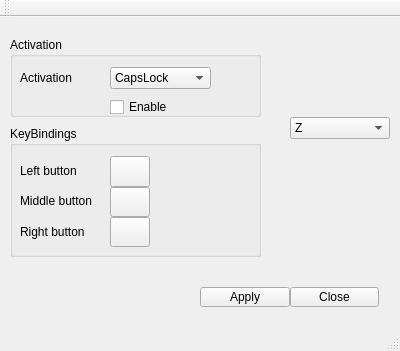
The window that xmkeys.ui (AlexZ005/xmkeys) describes before a commit, drawn with Qt 5.
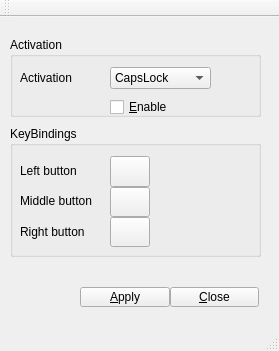
The same window after the commit.

What changed in the file:
```diff
--- a/xmkeys.ui
+++ b/xmkeys.ui
@@ -6,7 +6,7 @@
    <rect>
     <x>0</x>
     <y>0</y>
-    <width>400</width>
+    <width>279</width>
     <height>351</height>
    </rect>
   </property>
@@ -64,7 +64,7 @@
       </rect>
      </property>
      <property name="text">
-      <string>Enable</string>
+      <string>&amp;Enable</string>
      </property>
     </widget>
    </widget>
@@ -162,49 +162,29 @@
    <widget class="QPushButton" name="applyButton">
     <property name="geometry">
      <rect>
-      <x>200</x>
+      <x>80</x>
       <y>270</y>
       <width>90</width>
       <height>20</height>
      </rect>
     </property>
     <property name="text">
-     <string>Apply</string>
+     <string>&amp;Apply</string>
     </property>
    </widget>
    <widget class="QPushButton" name="closeButton">
     <property name="geometry">
      <rect>
-      <x>290</x>
+      <x>170</x>
       <y>270</y>
       <width>89</width>
       <height>20</height>
      </rect>
     </property>
     <property name="text">
-     <string>Close</string>
+     <string>&amp;Close</string>
     </property>
    </widget>
-   <widget class="QComboBox" name="leftButtonComboBox">
-    <property name="geometry">
-     <rect>
-      <x>290</x>
-      <y>100</y>
-      <width>100</width>
-      <height>22</height>
-     </rect>
-    </property>
-    <item>
-     <property name="text">
-      <string>Z</string>
-     </property>
-    </item>
-    <item>
-     <property name="text">
-      <string>X</string>
-     </property>
-    </item>
-   </widget>
   </widget>
   <widget class="QMenuBar" name="menuBar">
    <property name="geometry">
```
Left out of the diff: 10 changed lines with no effect on the pictures.
